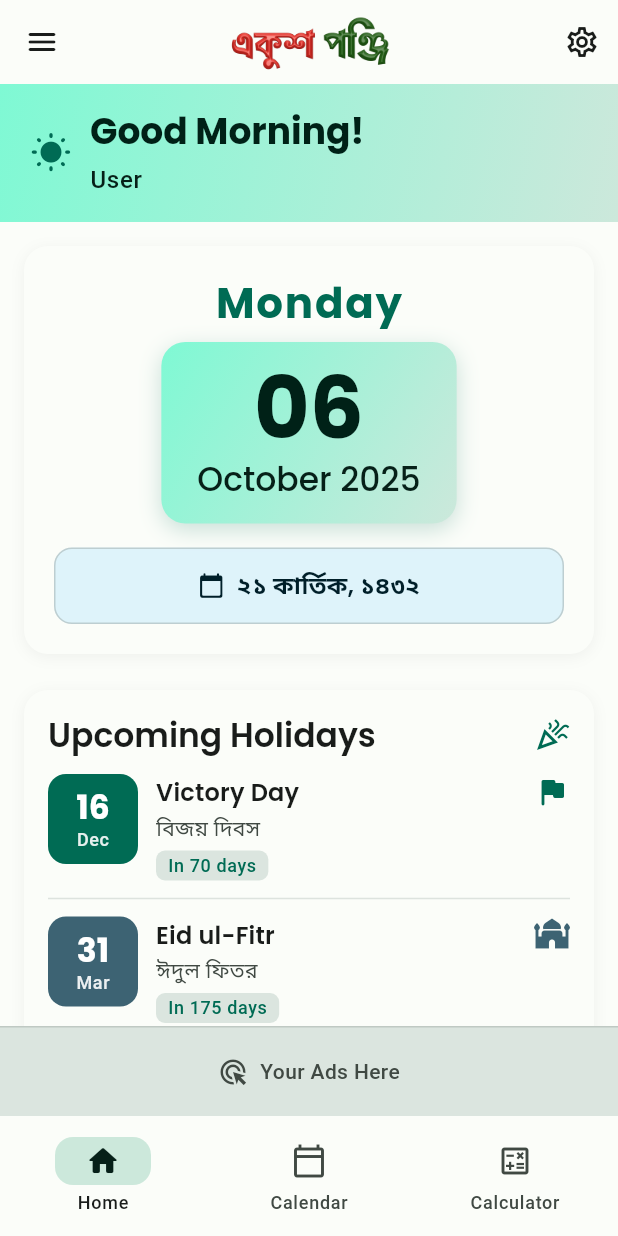
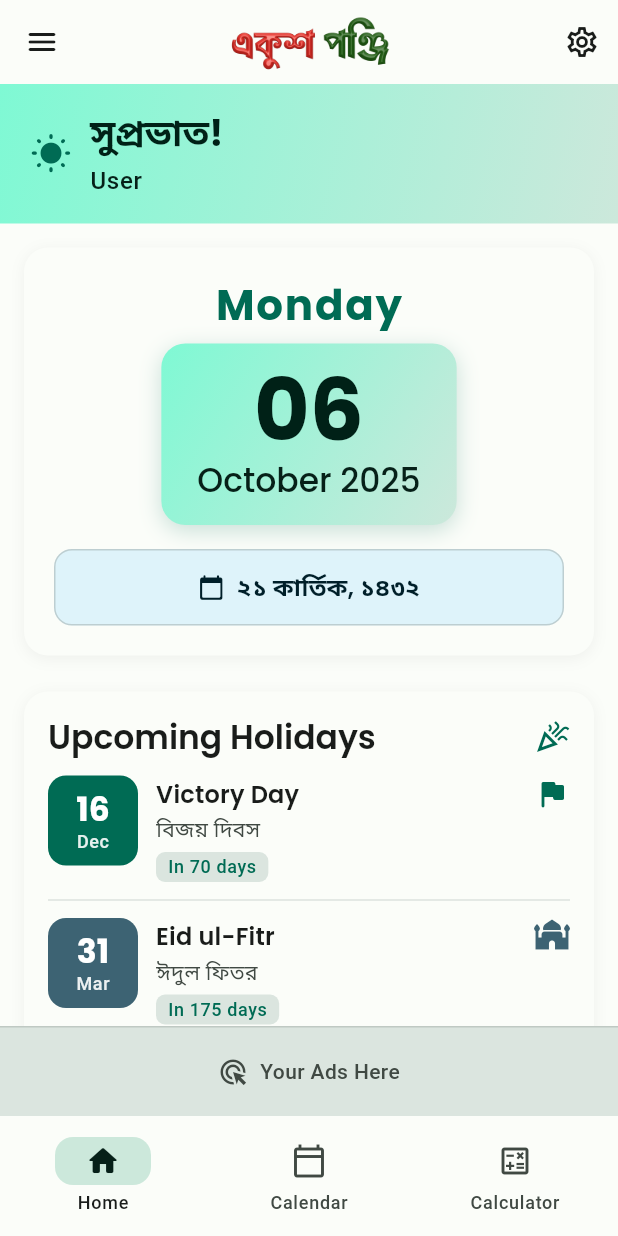
Before and after one commit to moinul-alam/ekush-ponji, a Flutter app: the screen it shows after launch, on a phone screen of 412 x 824 dp. Run offline on Flutter 3.47's test engine with Material 3 defaults, Android fonts, the phone set to English and light mode, and no system bars; our stand-ins replace flutter_riverpod, flutter_screenutil, go_router, google_fonts, hive_flutter, shared_preferences; accounts and stored records are empty.

Commit message:
Update app_greeter.dart

```diff
--- a/lib/features/home/widgets/app_greeter.dart
+++ b/lib/features/home/widgets/app_greeter.dart
@@ -1,4 +1,5 @@
 import 'package:flutter/material.dart';
+import 'package:ekush_ponji/core/localization/app_localizations.dart';
 
 /// Displays a greeting message based on the time of day
 class AppGreeter extends StatelessWidget {
@@ -13,7 +14,7 @@ class AppGreeter extends StatelessWidget {
   Widget build(BuildContext context) {
     final theme = Theme.of(context);
     final colorScheme = theme.colorScheme;
-    final greeting = _getGreeting();
+    final greeting = _getGreeting(context);
 
     return Container(
       width: double.infinity,
@@ -70,17 +71,18 @@ class AppGreeter extends StatelessWidget {
     );
   }
 
-  String _getGreeting() {
+  String _getGreeting(BuildContext context) {
     final hour = DateTime.now().hour;
+    final l10n = AppLocalizations.of(context);
 
     if (hour >= 5 && hour < 12) {
-      return 'Good Morning!';
+      return l10n.goodMorning;
     } else if (hour >= 12 && hour < 17) {
-      return 'Good Afternoon!';
+      return l10n.goodAfternoon;
     } else if (hour >= 17 && hour < 21) {
-      return 'Good Evening!';
+      return l10n.goodEvening;
     } else {
-      return 'Good Night!';
+      return l10n.goodNight;
     }
   }
 
```
